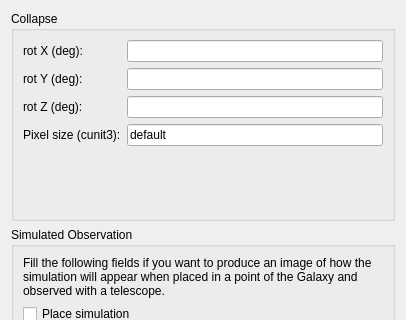
The window that Code/ui/simcollapsedialog.ui (VisIVOLab/ViaLacteaVisualAnalytics) describes before a commit, drawn with Qt 5; both pictures show x 0 to 406 and y 0 to 320 of the 406 by 487 pixel window.
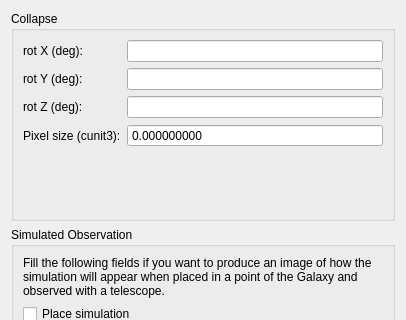
The same window after the commit.

Commit message: Collapse SimCube using Pixel Size (was scale before)

```diff
--- a/Code/ui/simcollapsedialog.ui
+++ b/Code/ui/simcollapsedialog.ui
@@ -91,12 +91,12 @@
        </widget>
       </item>
       <item row="3" column="1">
-       <widget class="QLineEdit" name="textScale">
-        <property name="toolTip">
-         <string>Size of the pixel.</string>
+       <widget class="QDoubleSpinBox" name="spinPixelSize">
+        <property name="buttonSymbols">
+         <enum>QAbstractSpinBox::NoButtons</enum>
         </property>
-        <property name="text">
-         <string>default</string>
+        <property name="decimals">
+         <number>9</number>
         </property>
        </widget>
       </item>
```
Left out of the diff: 38 changed lines with no effect on the pictures. The commit also changes 5 other files.
